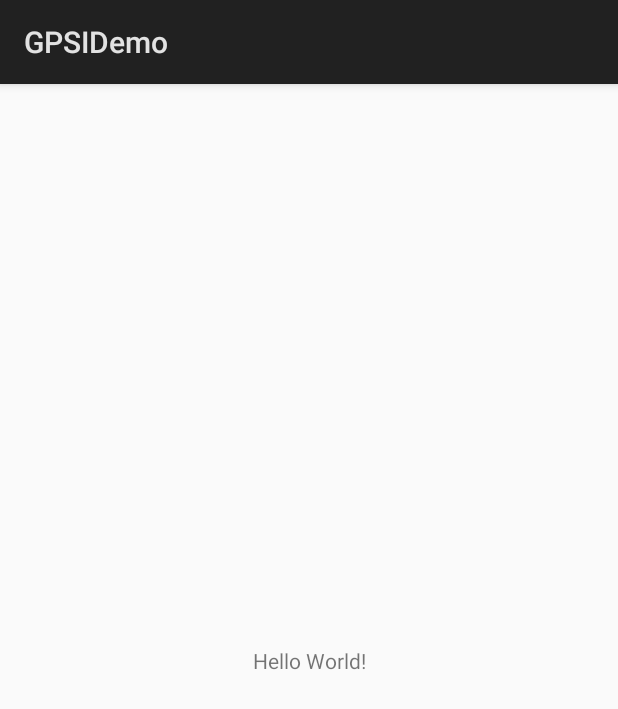
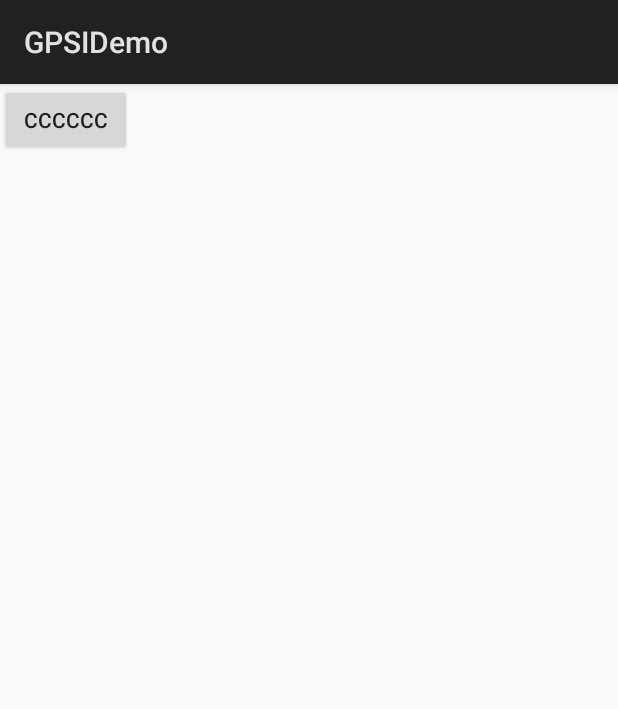
Before and after one commit to gpsi12/GPSIDemo, an Android app: the screen it shows after launch (MainActivity), on a phone screen of 412 x 824 dp. Shown: the top 709 px of the screen. Run offline under Robolectric (Android 15) with nearby library versions, the phone set to English and light mode, and no system bars.

Commit message:
feat(project): 新增一个页面

```diff
--- a/app/build.gradle
+++ b/app/build.gradle
@@ -4,7 +4,7 @@ android {
     compileSdkVersion 28
     defaultConfig {
         applicationId "com.example.gps_i.gpsidemo"
-        minSdkVersion 26
+        minSdkVersion 25
         targetSdkVersion 28
         versionCode 1
         versionName "1.0"
--- a/app/src/main/AndroidManifest.xml
+++ b/app/src/main/AndroidManifest.xml
@@ -16,6 +16,7 @@
                 <category android:name="android.intent.category.LAUNCHER" />
             </intent-filter>
         </activity>
+        <activity android:name=".DemoActivity" />
     </application>
 
 </manifest>
--- a/app/src/main/java/com/example/gps_i/gpsidemo/MainActivity.java
+++ b/app/src/main/java/com/example/gps_i/gpsidemo/MainActivity.java
@@ -1,14 +1,26 @@
 package com.example.gps_i.gpsidemo;
 
 import android.app.Activity;
+import android.content.Intent;
 import android.os.Bundle;
+import android.view.View;
+import android.widget.Button;
 
 public class MainActivity extends Activity {
+
+    private Button bt_001;
 
     @Override
     protected void onCreate(Bundle savedInstanceState) {
         super.onCreate(savedInstanceState);
         setContentView(R.layout.activity_main);
-
+        bt_001 = findViewById(R.id.bt_001);
+        bt_001.setOnClickListener(new View.OnClickListener() {
+            @Override
+            public void onClick(View v) {
+                Intent intent = new Intent(MainActivity.this,DemoActivity.class);
+                startActivity(intent);
+            }
+        });
     }
 }
--- a/app/src/main/res/layout/activity_main.xml
+++ b/app/src/main/res/layout/activity_main.xml
@@ -6,13 +6,10 @@
     android:layout_height="match_parent"
     tools:context=".MainActivity">
 
-    <TextView
+    <Button
         android:layout_width="wrap_content"
         android:layout_height="wrap_content"
-        android:text="Hello World!"
-        app:layout_constraintBottom_toBottomOf="parent"
-        app:layout_constraintLeft_toLeftOf="parent"
-        app:layout_constraintRight_toRightOf="parent"
-        app:layout_constraintTop_toTopOf="parent" />
+        android:text="cccccc"
+        android:id="@+id/bt_001"/>
 
 </android.support.constraint.ConstraintLayout>
```
Also changed, not shown: app/src/main/java/com/example/gps_i/gpsidemo/DemoActivity.java (added, +14 -0 lines), app/src/main/res/layout/activity_demo.xml (added, +11 -0 lines).
